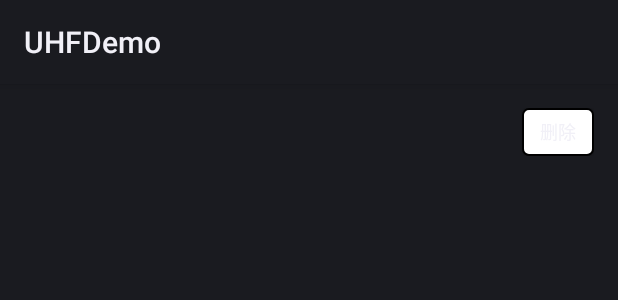
After one commit to MoMyles/RFID, an Android app: the layout item_detail.xml on its own in the app's theme, with its tools: preview values and no code run, on a phone screen of 412 x 824 dp. The commit adds this screen. Shown: the top 300 px of the screen. Run offline under Robolectric (Android 15) with nearby library versions, the phone set to English and light mode, and no system bars.

Commit message:
1.扫描页面列表显示完成 2.扫描页面保存未完成

```diff
--- a/app/src/main/java/com/pugongying/uhf/adapter/ListAdapter.java
+++ b/app/src/main/java/com/pugongying/uhf/adapter/ListAdapter.java
@@ -3,6 +3,7 @@ package com.pugongying.uhf.adapter;
 import android.content.Context;
 import android.content.Intent;
 import android.graphics.Color;
+import android.os.Bundle;
 import android.support.annotation.NonNull;
 import android.support.v7.widget.RecyclerView;
 import android.view.LayoutInflater;
@@ -55,6 +56,9 @@ public class ListAdapter extends RecyclerView.Adapter<ListAdapter.V> {
                     @Override
                     public void onClick(View v) {
                         Intent intent = new Intent(context, MainActivity.class);
+                        Bundle bundle = new Bundle();
+                        bundle.putSerializable("data", obj);
+                        intent.putExtras(bundle);
                         context.startActivity(intent);
                     }
                 });
--- /dev/null
+++ b/app/src/main/res/layout/item_detail.xml
@@ -0,0 +1,33 @@
+<?xml version="1.0" encoding="utf-8"?>
+<RelativeLayout xmlns:android="http://schemas.android.com/apk/res/android"
+    android:layout_width="match_parent"
+    android:layout_height="wrap_content"
+    android:padding="16dp">
+
+    <TextView
+        android:id="@+id/tv1"
+        android:layout_width="wrap_content"
+        android:layout_height="wrap_content"
+        android:layout_centerVertical="true"
+        android:textColor="#555"
+        android:textSize="12sp" />
+
+    <TextView
+        android:id="@+id/tv2"
+        android:layout_width="wrap_content"
+        android:layout_height="wrap_content"
+        android:layout_centerVertical="true"
+        android:layout_toRightOf="@id/tv1"
+        android:textColor="#000"
+        android:textSize="14sp" />
+
+    <Button
+        android:id="@+id/btn1"
+        android:layout_width="48dp"
+        android:layout_height="32dp"
+        android:layout_alignParentRight="true"
+        android:layout_centerVertical="true"
+        android:background="@drawable/btn_bg"
+        android:text="删除"
+        android:textSize="12sp" />
+</RelativeLayout>
```
Also changed, not shown: app/src/main/java/com/pugongying/uhf/MainActivity.java (+121 -56 lines), app/src/main/java/com/pugongying/uhf/adapter/RFIDAdapter.java (added, +75 -0 lines).
